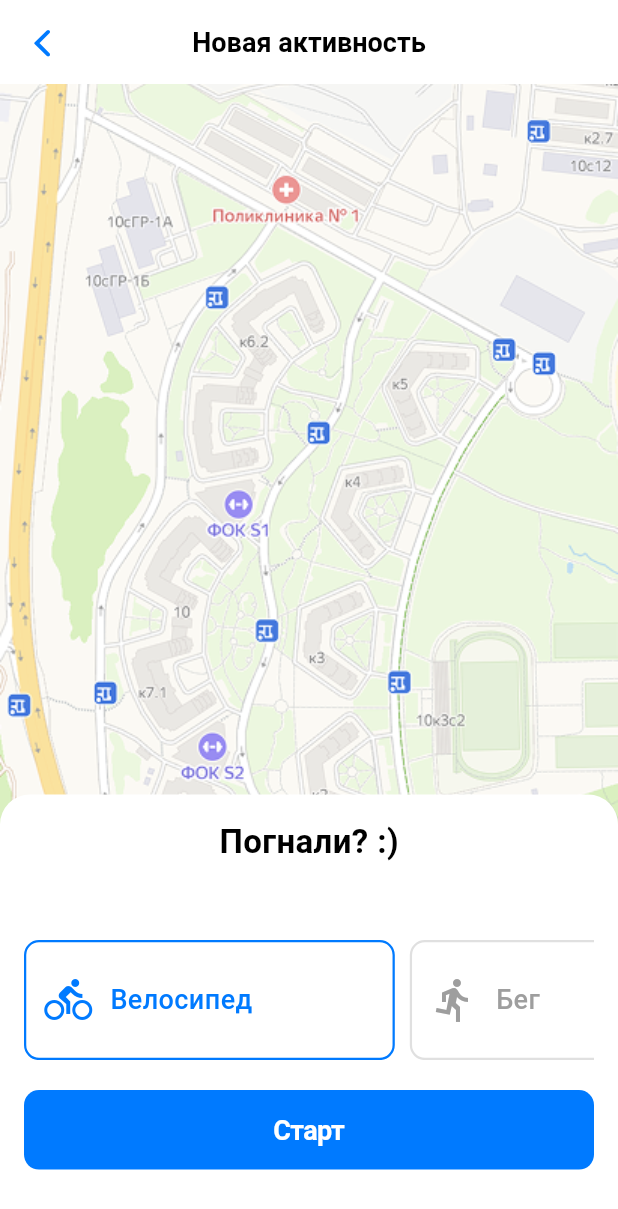
After one commit to eruma1ra/fit-app, a Flutter app: the NewActivityScreen screen opened directly, on a phone screen of 412 x 824 dp. The commit adds this screen. Shown: the top 1209 px of the screen. Run offline on Flutter 3.47's test engine with Material 3 defaults, Android fonts, the phone set to English and light mode, and no system bars; our stand-ins replace flutter_svg.

Commit message:
добалвен полностью экран с новой активностью

```diff
--- a/lib/screens/home/activity_screen.dart
+++ b/lib/screens/home/activity_screen.dart
@@ -1,5 +1,6 @@
 import 'package:flutter/material.dart';
-import 'profile.dart'; // Убедитесь, что путь к файлу profile.dart правильный
+import 'profile.dart';
+import 'new_activity.dart';
 
 void main() {
   runApp(const MyApp());
@@ -249,6 +250,7 @@ class _ActivityScreenState extends State<ActivityScreen> {
   int _selectedIndex = 0;
   bool _showActivities = false;
   int _selectedTab = 0;
+  int _startButtonPressCount = 0; // Переменная для отслеживания нажатий
 
   final List<Map<String, dynamic>> _myActivities = [
     {
@@ -622,7 +624,15 @@ class _ActivityScreenState extends State<ActivityScreen> {
       child: ElevatedButton(
         onPressed: () {
           setState(() {
-            _showActivities = true;
+            if (_startButtonPressCount == 0) {
+              _showActivities = true;
+            } else {
+              Navigator.push(
+                context,
+                MaterialPageRoute(builder: (context) => NewActivityScreen()),
+              );
+            }
+            _startButtonPressCount++;
           });
         },
         style: ElevatedButton.styleFrom(
--- /dev/null
+++ b/lib/screens/home/new_activity.dart
@@ -0,0 +1,258 @@
+import 'package:flutter/material.dart';
+import 'package:flutter/cupertino.dart';
+
+class NewActivityScreen extends StatefulWidget {
+  @override
+  _NewActivityScreenState createState() => _NewActivityScreenState();
+}
+
+class _NewActivityScreenState extends State<NewActivityScreen> {
+  String _selectedActivity = 'Велосипед';
+  bool _isActivityStarted = false;
+  final List<String> _activities = ['Велосипед', 'Бег', 'Шаг'];
+  final ScrollController _scrollController = ScrollController();
+
+  double _distanceTraveled = 0.0; // Distance traveled in kilometers
+  Duration _timeElapsed = Duration.zero; // Time elapsed
+
+  @override
+  void dispose() {
+    _scrollController.dispose();
+    super.dispose();
+  }
+
+  void _startActivity() {
+    setState(() {
+      _isActivityStarted = true;
+      // Здесь можно добавить логику для начала отслеживания активности
+    });
+  }
+
+  @override
+  Widget build(BuildContext context) {
+    return Scaffold(
+      appBar: AppBar(
+        backgroundColor: Colors.white,
+        leading: CupertinoButton(
+          padding: EdgeInsets.zero,
+          child: Icon(CupertinoIcons.back, color: Color(0xFF007AFF), size: 28),
+          onPressed: () => Navigator.of(context).pop(),
+        ),
+        title: Text(
+          'Новая активность',
+          style: TextStyle(
+            color: Colors.black,
+            fontSize: 18,
+            fontWeight: FontWeight.w600,
+          ),
+        ),
+        centerTitle: true,
+        elevation: 0,
+      ),
+      body: Stack(
+        children: [
+          // Фоновое изображение карты
+          Image.asset(
+            'assets/map.png',
+            fit: BoxFit.cover,
+            width: double.infinity,
+            height: double.infinity,
+          ),
+          // Белый блок с активностями
+          Positioned(
+            bottom: 0,
+            left: 0,
+            right: 0,
+            height:
+                _isActivityStarted
+                    ? MediaQuery.of(context).size.height /
+                        3.5 // Уменьшаем высоту
+                    : MediaQuery.of(context).size.height / 2.8,
+            child: Container(
+              decoration: BoxDecoration(
+                color: Colors.white,
+                borderRadius: BorderRadius.only(
+                  topLeft: Radius.circular(20),
+                  topRight: Radius.circular(20),
+                ),
+              ),
+              padding: const EdgeInsets.fromLTRB(16, 16, 16, 24),
+              child: SingleChildScrollView(
+                child: Column(
+                  children: [
+                    if (!_isActivityStarted) ...[
+                      // Центрированный текст "Погнали"
+                      Center(
+                        child: Text(
+                          'Погнали? :)',
+                          style: TextStyle(
+                            fontSize: 22,
+                            fontWeight: FontWeight.bold,
+                            color: Colors.black,
+                          ),
+                        ),
+                      ),
+                      const SizedBox(height: 50), // Отступ перед слайдером
+                      // Горизонтальный слайдер активностей
+                      SizedBox(
+                        height: 80,
+                        child: ListView.builder(
+                          controller: _scrollController,
+                          scrollDirection: Axis.horizontal,
+                          itemCount: _activities.length,
+                          itemBuilder: (context, index) {
+                            final activity = _activities[index];
+                            final isSelected = _selectedActivity == activity;
+                            return GestureDetector(
+                              onTap: () {
+                                setState(() {
+                                  _selectedActivity = activity;
+                                });
+                              },
+                              child: Container(
+                                width: MediaQuery.of(context).size.width * 0.6,
+                                margin: EdgeInsets.only(right: 10),
+                                decoration: BoxDecoration(
+                                  border: Border.all(
+                                    color:
+                                        isSelected
+                                            ? Color(0xFF007AFF)
+                                            : Colors.grey[300]!,
+                                    width: 1.5,
+                                  ),
+                                  borderRadius: BorderRadius.circular(10),
+                                ),
+                                padding: EdgeInsets.symmetric(
+                                  horizontal: 12,
+                                  vertical: 8,
+                                ),
+                                child: Row(
+                                  children: [
+                                    Icon(
+                                      _getIconForActivity(activity),
+                                      color:
+                                          isSelected
+                                              ? Color(0xFF007AFF)
+                                              : Colors.grey,
+                                      size: 32,
+                                    ),
+                                    SizedBox(width: 12),
+                                    Text(
+                                      activity,
+                                      style: TextStyle(
+                                        fontSize: 18,
+                                        color:
+                                            isSelected
+                                                ? Color(0xFF007AFF)
+                                                : Colors.grey,
+                                        fontWeight: FontWeight.w500,
+                                      ),
+                                    ),
+                                  ],
+                                ),
+                              ),
+                            );
+                          },
+                        ),
+                      ),
+                      const SizedBox(
+                        height: 20,
+                      ), // Уменьшенный отступ перед кнопкой
+                      // Широкая кнопка "Старт"
+                      SizedBox(
+                        width: double.infinity,
+                        child: CupertinoButton(
+                          onPressed: _startActivity,
+                          color: Color(0xFF007AFF),
+                          borderRadius: BorderRadius.circular(10),
+                          padding: const EdgeInsets.symmetric(vertical: 16),
+                          child: Text(
+                            'Старт',
+                            style: TextStyle(
+                              fontSize: 18,
+                              fontWeight: FontWeight.w600,
+                              color: Colors.white,
+                            ),
+                          ),
+                        ),
+                      ),
+                    ] else ...[
+                      Row(
+                        mainAxisAlignment: MainAxisAlignment.spaceBetween,
+                        children: [
+                          Text(
+                            _selectedActivity,
+                            style: TextStyle(
+                              fontSize: 20,
+                              fontWeight: FontWeight.bold,
+                              color: Colors.black,
+                            ),
+                          ),
+                          // Здесь можно добавить иконку или другой элемент
+                        ],
+                      ),
+                      SizedBox(height: 20),
+                      Row(
+                        mainAxisAlignment: MainAxisAlignment.spaceBetween,
+                        children: [
+                          Text(
+                            '${_distanceTraveled.toStringAsFixed(2)} км',
+                            style: TextStyle(fontSize: 18, color: Colors.black),
+                          ),
+                          Text(
+                            '${_timeElapsed.inMinutes} мин',
+                            style: TextStyle(fontSize: 18, color: Colors.black),
+                          ),
+                        ],
+                      ),
+                      SizedBox(height: 20),
+                      Row(
+                        mainAxisAlignment: MainAxisAlignment.center,
+                        children: [
+                          CupertinoButton(
+                            onPressed: () {
+                              // Логика для паузы
+                            },
+                            child: Icon(
+                              Icons.pause_circle,
+                              size: 50,
+                              color: Color(0xFF007AFF),
+                            ),
+                          ),
+                          SizedBox(width: 20),
+                          CupertinoButton(
+                            onPressed: () {
+                              // Логика для остановки
+                            },
+                            child: Icon(
+                              Icons.stop_circle,
+                              size: 50,
+                              color: Color(0xFF007AFF),
+                            ),
+                          ),
+                        ],
+                      ),
+                    ],
+                  ],
+                ),
+              ),
+            ),
+          ),
+        ],
+      ),
+    );
+  }
+
+  IconData _getIconForActivity(String activity) {
+    switch (activity) {
+      case 'Велосипед':
+        return Icons.directions_bike;
+      case 'Бег':
+        return Icons.directions_run;
+      case 'Шаг':
+        return Icons.directions_walk;
+      default:
+        return Icons.help;
+    }
+  }
+}
--- a/pubspec.yaml
+++ b/pubspec.yaml
@@ -60,6 +60,7 @@ flutter:
     - assets/logo.svg
     - assets/logo2.svg
     - assets/login_img.png
+    - assets/map.png
 
   # To add assets to your application, add an assets section, like this:
   # assets:
```
Also changed, not shown: assets/map.png (added).
